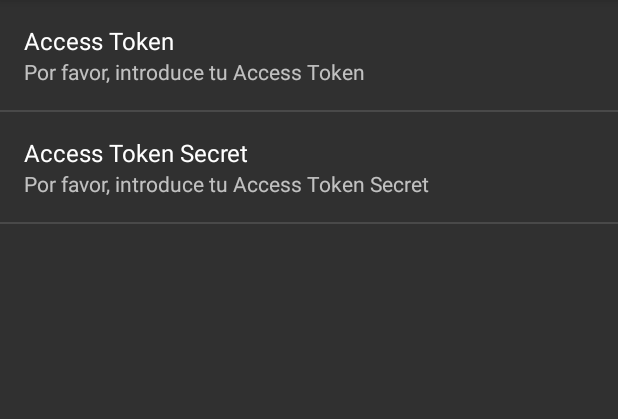
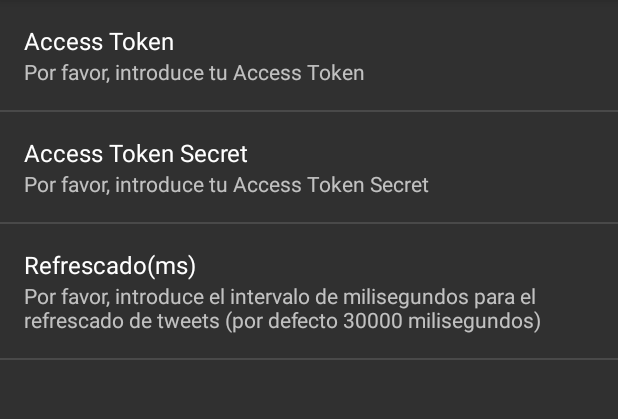
Before and after one commit to Angelotas/Android_Yamba, an Android app: the screen it shows after launch (SettingsActivity), in the options menu, after a tap on "Preferencias", on a phone screen of 412 x 824 dp, the part 84-503 px from its top. Run offline under Robolectric (Android 15) with nearby library versions, the phone set to English and light mode, and no system bars.

Commit message:
Entregable de práctica 3 con la incorporación del tiempo de refrescado de tweets como preferencia compartida y por defecto tiene 30 s

```diff
--- a/app/src/main/res/xml/settings.xml
+++ b/app/src/main/res/xml/settings.xml
@@ -10,4 +10,10 @@
         android:title="@string/titleAccessTokenSecret"
         android:key="accesstokensecret"
         android:inputType="textPassword"/>
+
+    <EditTextPreference
+        android:summary="Por favor, introduce el intervalo de milisegundos para el refrescado de tweets (por defecto 30000 milisegundos)"
+        android:title="Refrescado(ms)"
+        android:key="delay"
+        android:inputType="number"/>
 </PreferenceScreen>
```
Also changed, not shown: app/src/main/java/com/example/ngel/yambagrupo6/RefreshService.java (+3 -4 lines).
